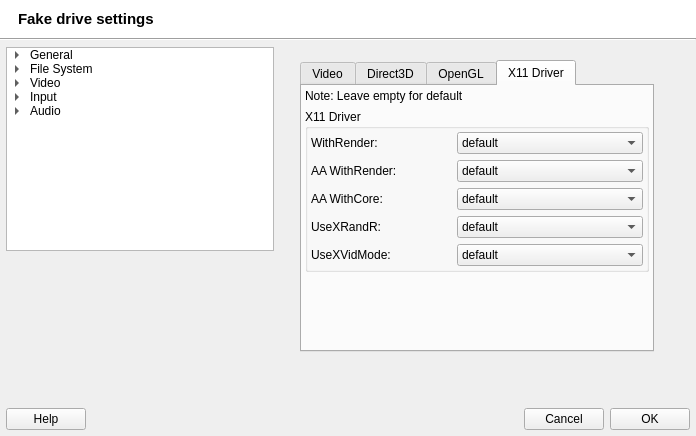
brezerk/q4wine, file src/q4wine-gui/uis/FakeDriveSettings.ui: the form before one commit.
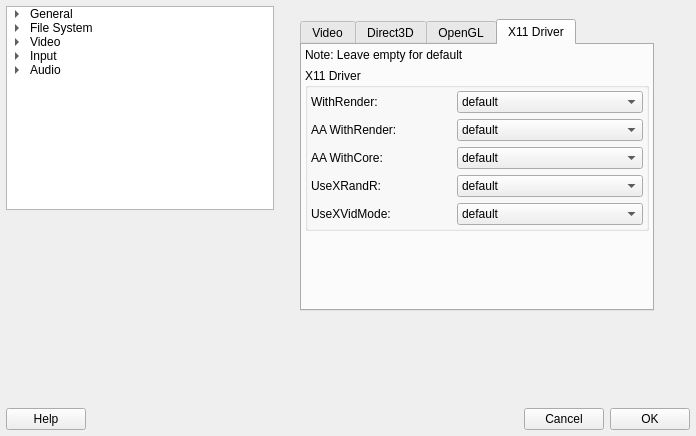
The form after the commit.

Diff of the .ui file:
```diff
--- a/src/q4wine-gui/uis/FakeDriveSettings.ui
+++ b/src/q4wine-gui/uis/FakeDriveSettings.ui
@@ -21,195 +21,6 @@
     <number>0</number>
    </property>
    <item row="0" column="0">
-    <widget class="QWidget" name="widgetHeader" native="true">
-     <property name="sizePolicy">
-      <sizepolicy hsizetype="Preferred" vsizetype="Minimum">
-       <horstretch>0</horstretch>
-       <verstretch>0</verstretch>
-      </sizepolicy>
-     </property>
-     <property name="palette">
-      <palette>
-       <active>
-        <colorrole role="Button">
-         <brush brushstyle="SolidPattern">
-          <color alpha="255">
-           <red>255</red>
-           <green>255</green>
-           <blue>255</blue>
-          </color>
-         </brush>
-        </colorrole>
-        <colorrole role="Midlight">
-         <brush brushstyle="SolidPattern">
-          <color alpha="255">
-           <red>255</red>
-           <green>255</green>
-           <blue>255</blue>
-          </color>
-         </brush>
-        </colorrole>
-        <colorrole role="Base">
-         <brush brushstyle="SolidPattern">
-          <color alpha="255">
-           <red>255</red>
-           <green>255</green>
-           <blue>255</blue>
-          </color>
-         </brush>
-        </colorrole>
-        <colorrole role="Window">
-         <brush brushstyle="SolidPattern">
-          <color alpha="255">
-           <red>255</red>
-           <green>255</green>
-           <blue>255</blue>
-          </color>
-         </brush>
-        </colorrole>
-       </active>
-       <inactive>
-        <colorrole role="Button">
-         <brush brushstyle="SolidPattern">
-          <color alpha="255">
-           <red>255</red>
-           <green>255</green>
-           <blue>255</blue>
-          </color>
-         </brush>
-        </colorrole>
-        <colorrole role="Midlight">
-         <brush brushstyle="SolidPattern">
-          <color alpha="255">
-           <red>255</red>
-           <green>255</green>
-           <blue>255</blue>
-          </color>
-         </brush>
-        </colorrole>
-        <colorrole role="Base">
-         <brush brushstyle="SolidPattern">
-          <color alpha="255">
-           <red>255</red>
-           <green>255</green>
-           <blue>255</blue>
-          </color>
-         </brush>
-        </colorrole>
-        <colorrole role="Window">
-         <brush brushstyle="SolidPattern">
-          <color alpha="255">
-           <red>255</red>
-           <green>255</green>
-           <blue>255</blue>
-          </color>
-         </brush>
-        </colorrole>
-       </inactive>
-       <disabled>
-        <colorrole role="Button">
-         <brush brushstyle="SolidPattern">
-          <color alpha="255">
-           <red>255</red>
-           <green>255</green>
-           <blue>255</blue>
-          </color>
-         </brush>
-        </colorrole>
-        <colorrole role="Midlight">
-         <brush brushstyle="SolidPattern">
-          <color alpha="255">
-           <red>255</red>
-           <green>255</green>
-           <blue>255</blue>
-          </color>
-         </brush>
-        </colorrole>
-        <colorrole role="Base">
-         <brush brushstyle="SolidPattern">
-          <color alpha="255">
-           <red>255</red>
-           <green>255</green>
-           <blue>255</blue>
-          </color>
-         </brush>
-        </colorrole>
-        <colorrole role="Window">
-         <brush brushstyle="SolidPattern">
-          <color alpha="255">
-           <red>255</red>
-           <green>255</green>
-           <blue>255</blue>
-          </color>
-         </brush>
-        </colorrole>
-       </disabled>
-      </palette>
-     </property>
-     <property name="autoFillBackground">
-      <bool>true</bool>
-     </property>
-     <layout class="QHBoxLayout" name="_2">
-      <property name="leftMargin">
-       <number>18</number>
-      </property>
-      <item>
-       <widget class="QLabel" name="lblCaption">
-        <property name="font">
-         <font>
-          <pointsize>11</pointsize>
-          <weight>75</weight>
-          <bold>true</bold>
-         </font>
-        </property>
-        <property name="text">
-         <string>Fake drive settings</string>
-        </property>
-       </widget>
-      </item>
-      <item>
-       <spacer>
-        <property name="orientation">
-         <enum>Qt::Horizontal</enum>
-        </property>
-        <property name="sizeHint" stdset="0">
-         <size>
-          <width>40</width>
-          <height>20</height>
-         </size>
-        </property>
-       </spacer>
-      </item>
-      <item>
-       <widget class="QLabel" name="lblLogo">
-        <property name="sizePolicy">
-         <sizepolicy hsizetype="Fixed" vsizetype="Fixed">
-          <horstretch>0</horstretch>
-          <verstretch>0</verstretch>
-         </sizepolicy>
-        </property>
-        <property name="maximumSize">
-         <size>
-          <width>48</width>
-          <height>48</height>
-         </size>
-        </property>
-        <property name="text">
-         <string/>
-        </property>
-       </widget>
-      </item>
-     </layout>
-    </widget>
-   </item>
-   <item row="1" column="0">
-    <widget class="Line" name="widgetLine">
-     <property name="orientation">
-      <enum>Qt::Horizontal</enum>
-     </property>
-    </widget>
-   </item>
-   <item row="2" column="0">
     <widget class="QWidget" name="widgetContent" native="true">
      <property name="sizePolicy">
       <sizepolicy hsizetype="Preferred" vsizetype="Expanding">
```
Left out of the diff: 816 changed lines with no effect on the pictures.
